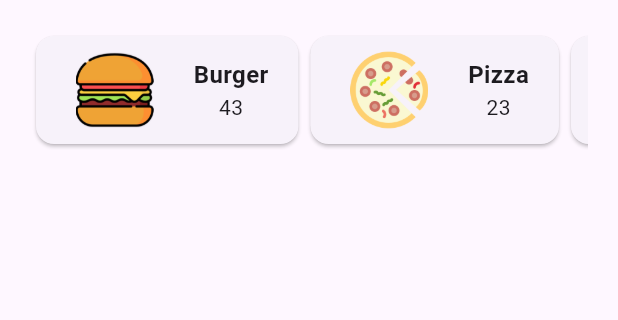
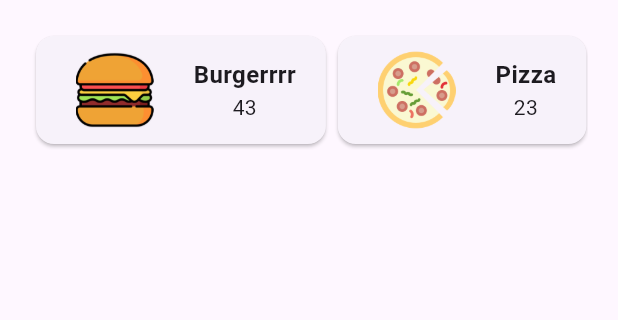
Before and after one commit to Shavidika/QuickBite, a Flutter app: the screen it shows after launch, on a phone screen of 412 x 824 dp, the part 144-464 px from its top. Run offline on Flutter 3.47's test engine with Material 3 defaults, Android fonts, the phone set to English and light mode, and no system bars.

Commit message:
import package

```diff
--- a/lib/main.dart
+++ b/lib/main.dart
@@ -1,5 +1,6 @@
 import 'package:flutter/material.dart';
 import 'package:quickbite/src/App.dart';
+import 'package:quickbite/src/data/category_data.dart';
 
 void main() {
   runApp(App());
--- a/lib/src/data/category_data.dart
+++ b/lib/src/data/category_data.dart
@@ -1,7 +1,7 @@
 import '../models/category_model.dart';
 
 final categories = [
-  Category('Burger', 'assets/images/burger.png', 43),
+  Category('Burgerrrr', 'assets/images/burger.png', 43),
   Category('Pizza', 'assets/images/pizza.png', 23),
   Category('Beer', 'assets/images/beer.png', 23),
   Category('Cheese', 'assets/images/cheeseburger.png', 23),
```
